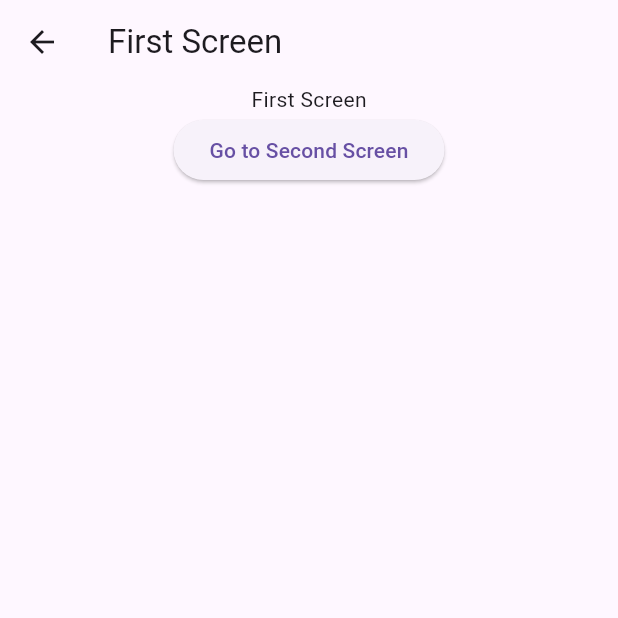
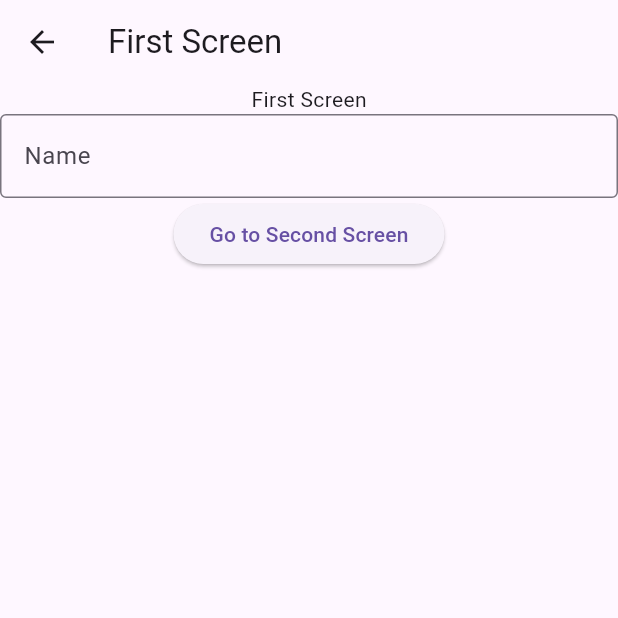
Before and after one commit to analogdata/llc_flutter, a Flutter app: the FirstScreen screen opened directly, on a phone screen of 412 x 824 dp, the top half of it. Run offline on Flutter 3.47's test engine with Material 3 defaults, Android fonts, the phone set to English and light mode, and no system bars; our stand-ins replace google_fonts.

Commit message:
eg page by id

```diff
--- a/example-flutter/eg_page_by_id/lib/main.dart
+++ b/example-flutter/eg_page_by_id/lib/main.dart
@@ -16,7 +16,7 @@ class PagesApp extends StatelessWidget {
       initialRoute: FirstScreen.id,
       routes: {
         FirstScreen.id: (context) => FirstScreen(),
-        SecondScreen.id: (context) => SecondScreen(),
+        SecondScreen.id: (context) => SecondScreen(name: ''),
       },
     );
   }
--- a/example-flutter/eg_page_by_id/lib/screens/first_screen.dart
+++ b/example-flutter/eg_page_by_id/lib/screens/first_screen.dart
@@ -11,6 +11,9 @@ class FirstScreen extends StatefulWidget {
 }
 
 class _FirstScreenState extends State<FirstScreen> {
+  String name = '';
+  final TextEditingController _nameController = TextEditingController();
+
   @override
   Widget build(BuildContext context) {
     return Scaffold(
@@ -19,9 +22,27 @@ class _FirstScreenState extends State<FirstScreen> {
         child: Column(
           children: [
             Text('First Screen'),
+            TextField(
+              controller: _nameController,
+              decoration: InputDecoration(
+                border: OutlineInputBorder(),
+                labelText: 'Name',
+                hintText: 'Enter your name',
+              ),
+              onChanged: (value) {
+                setState(() {
+                  name = value;
+                });
+              },
+            ),
             ElevatedButton(
               onPressed: () {
-                Navigator.pushNamed(context, SecondScreen.id);
+                Navigator.push(
+                  context,
+                  MaterialPageRoute(
+                    builder: (context) => SecondScreen(name: name),
+                  ),
+                );
               },
               child: Text('Go to Second Screen'),
             ),
--- a/example-flutter/eg_page_by_id/lib/screens/second_screen.dart
+++ b/example-flutter/eg_page_by_id/lib/screens/second_screen.dart
@@ -1,10 +1,11 @@
 import 'package:flutter/material.dart';
-import 'package:eg_page_by_id/screens/first_screen.dart';
 
 class SecondScreen extends StatefulWidget {
   static const String id = 'second_screen';
 
-  const SecondScreen({super.key});
+  const SecondScreen({super.key, required this.name});
+  final String name;
+  final String age = '32';
 
   @override
   State<SecondScreen> createState() => _SecondScreenState();
@@ -19,9 +20,10 @@ class _SecondScreenState extends State<SecondScreen> {
         child: Column(
           children: [
             Text('Second Screen'),
+            Text("Hello ${widget.name}"),
             ElevatedButton(
               onPressed: () {
-                Navigator.pushNamed(context, FirstScreen.id);
+                Navigator.pop(context);
               },
               child: Text('Go to First Screen'),
             ),
--- a/practice-flutter/pf_16_routes_with_context/lib/main.dart
+++ b/practice-flutter/pf_16_routes_with_context/lib/main.dart
@@ -17,7 +17,10 @@ class MyApp extends StatelessWidget {
       initialRoute: MyFirstScreen.routeName,
       routes: {
         MyFirstScreen.routeName: (context) => const MyFirstScreen(),
-        MySecondScreen.routeName: (context) => const MySecondScreen(name: ""),
+        MySecondScreen.routeName: (context) {
+          final args = ModalRoute.of(context)?.settings.arguments as String?;
+          return MySecondScreen(name: args ?? "");
+        },
       },
     );
   }
--- a/practice-flutter/pro_01_responsive_layout/lib/main.dart
+++ b/practice-flutter/pro_01_responsive_layout/lib/main.dart
@@ -13,7 +13,7 @@ class ResponsiveLayout extends StatelessWidget {
     return MaterialApp(
       title: 'Responsive Layout',
       debugShowCheckedModeBanner: false,
-      theme: ThemeData(useMaterial3: true, colorSchemeSeed: Colors.teal),
+      theme: ThemeData(useMaterial3: true, colorSchemeSeed: Colors.red),
       home: HomeScreenLayout(),
     );
   }
```
